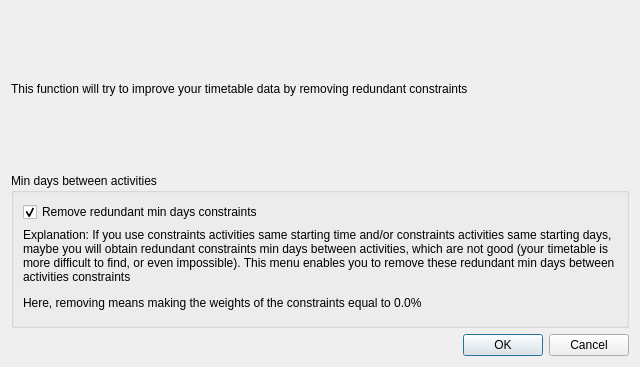
First picture: the form in src/interface/removeredundantform_template.ui, repository karandit/fet, before the edit.
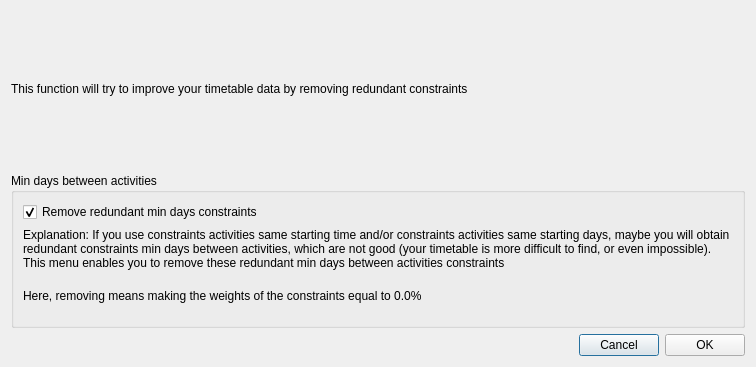
Second picture: the form after the edit.

```diff
--- a/src/interface/removeredundantform_template.ui
+++ b/src/interface/removeredundantform_template.ui
@@ -6,7 +6,7 @@
    <rect>
     <x>0</x>
     <y>0</y>
-    <width>640</width>
+    <width>756</width>
     <height>367</height>
    </rect>
   </property>
@@ -14,33 +14,7 @@
    <string>Remove redundant constraints</string>
   </property>
   <layout class="QGridLayout" name="gridLayout_2">
-   <item row="0" column="0">
-    <widget class="QLabel" name="label_5">
-     <property name="sizePolicy">
-      <sizepolicy hsizetype="Minimum" vsizetype="Minimum">
-       <horstretch>0</horstretch>
-       <verstretch>0</verstretch>
-      </sizepolicy>
-     </property>
-     <property name="text">
-      <string>This function will try to improve your timetable data by removing redundant constraints</string>
-     </property>
-     <property name="wordWrap">
-      <bool>true</bool>
-     </property>
-    </widget>
-   </item>
-   <item row="2" column="0">
-    <widget class="QDialogButtonBox" name="buttonBox">
-     <property name="orientation">
-      <enum>Qt::Horizontal</enum>
-     </property>
-     <property name="standardButtons">
-      <set>QDialogButtonBox::Cancel|QDialogButtonBox::Ok</set>
-     </property>
-    </widget>
-   </item>
-   <item row="1" column="0">
+   <item row="1" column="0" colspan="3">
     <widget class="QGroupBox" name="groupBox">
      <property name="title">
       <string>Min days between activities</string>
@@ -91,6 +65,49 @@
      </layout>
     </widget>
    </item>
+   <item row="2" column="0">
+    <spacer name="horizontalSpacer">
+     <property name="orientation">
+      <enum>Qt::Horizontal</enum>
+     </property>
+     <property name="sizeHint" stdset="0">
+      <size>
+       <width>547</width>
+       <height>20</height>
+      </size>
+     </property>
+    </spacer>
+   </item>
+   <item row="2" column="1">
+    <widget class="QPushButton" name="cancelPushButton">
+     <property name="text">
+      <string>Cancel</string>
+     </property>
+    </widget>
+   </item>
+   <item row="2" column="2">
+    <widget class="QPushButton" name="okPushButton">
+     <property name="text">
+      <string>OK</string>
+     </property>
+    </widget>
+   </item>
+   <item row="0" column="0" colspan="2">
+    <widget class="QLabel" name="label_5">
+     <property name="sizePolicy">
+      <sizepolicy hsizetype="Minimum" vsizetype="Minimum">
+       <horstretch>0</horstretch>
+       <verstretch>0</verstretch>
+      </sizepolicy>
+     </property>
+     <property name="text">
+      <string>This function will try to improve your timetable data by removing redundant constraints</string>
+     </property>
+     <property name="wordWrap">
+      <bool>true</bool>
+     </property>
+    </widget>
+   </item>
   </layout>
  </widget>
  <resources/>
```
